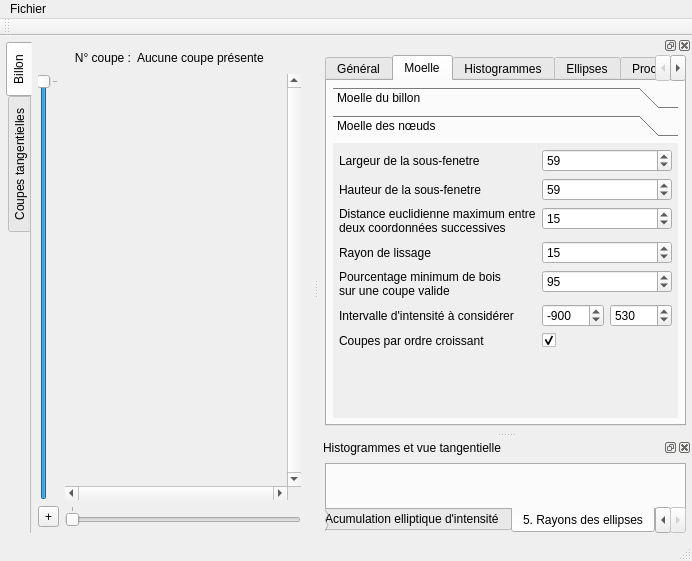
First picture: the form in ui/mainwindow.ui, repository akrah/TKDetection, before the edit.
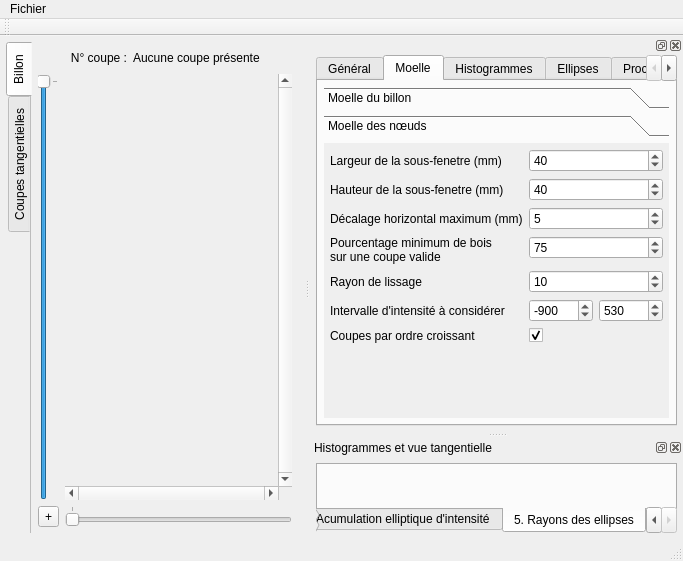
Second picture: the form after the edit. The open tabs and pages were chosen to show the change. Custom widgets are drawn as their Qt base class.

Commit message: -Correction de la detection de la moelle - Correction des largeurs croissantes de zones de nœud - Gestion améliorée des extrapolations - Paramétrage des outils relatifs aux coupes tangentielles

Patch:
```diff
--- a/ui/mainwindow.ui
+++ b/ui/mainwindow.ui
@@ -6,7 +6,7 @@
    <rect>
     <x>0</x>
     <y>0</y>
-    <width>692</width>
+    <width>683</width>
     <height>561</height>
    </rect>
   </property>
@@ -286,8 +286,8 @@
     <rect>
      <x>0</x>
      <y>0</y>
-     <width>692</width>
-     <height>25</height>
+     <width>683</width>
+     <height>29</height>
     </rect>
    </property>
    <widget class="QMenu" name="menuFichier">
@@ -1086,8 +1086,8 @@
              <rect>
               <x>0</x>
               <y>0</y>
-              <width>415</width>
-              <height>253</height>
+              <width>398</width>
+              <height>279</height>
              </rect>
             </property>
             <attribute name="label">
@@ -1100,7 +1100,7 @@
              <item row="0" column="0">
               <widget class="QLabel" name="label_58">
                <property name="text">
-                <string>Largeur de la sous-fenetre</string>
+                <string>Largeur de la sous-fenetre (mm)</string>
                </property>
               </widget>
              </item>
@@ -1113,14 +1113,14 @@
                 <number>200</number>
                </property>
                <property name="value">
-                <number>59</number>
+                <number>40</number>
                </property>
               </widget>
              </item>
              <item row="1" column="0">
               <widget class="QLabel" name="label_16">
                <property name="text">
-                <string>Hauteur de la sous-fenetre</string>
+                <string>Hauteur de la sous-fenetre (mm)</string>
                </property>
               </widget>
              </item>
@@ -1133,15 +1133,14 @@
                 <number>200</number>
                </property>
                <property name="value">
-                <number>59</number>
+                <number>40</number>
                </property>
               </widget>
              </item>
              <item row="2" column="0">
               <widget class="QLabel" name="label_57">
                <property name="text">
-                <string>Distance euclidienne maximum entre
-deux coordonnées successives</string>
+                <string>Décalage horizontal maximum (mm)</string>
                </property>
               </widget>
              </item>
@@ -1151,53 +1150,35 @@
                 <number>100</number>
                </property>
                <property name="value">
-                <number>15</number>
+                <number>5</number>
                </property>
               </widget>
              </item>
-             <item row="3" column="0">
+             <item row="4" column="0">
               <widget class="QLabel" name="label_59">
                <property name="text">
                 <string>Rayon de lissage</string>
                </property>
               </widget>
              </item>
-             <item row="3" column="1">
+             <item row="4" column="1">
               <widget class="QSpinBox" name="_spinPithSmoothingRadius_knot">
                <property name="maximum">
                 <number>50</number>
                </property>
                <property name="value">
-                <number>15</number>
+                <number>10</number>
                </property>
               </widget>
              </item>
-             <item row="4" column="0">
-              <widget class="QLabel" name="label_61">
-               <property name="text">
-                <string>Pourcentage minimum de bois
-sur une coupe valide</string>
-               </property>
-              </widget>
-             </item>
-             <item row="4" column="1">
-              <widget class="QSpinBox" name="_spinPithMinimumWoodPercentage_knot">
-               <property name="maximum">
-                <number>100</number>
-               </property>
-               <property name="value">
-                <number>95</number>
-               </property>
-              </widget>
-             </item>
-             <item row="5" column="0">
+             <item row="6" column="0">
               <widget class="QLabel" name="label_22">
                <property name="text">
                 <string>Intervalle d'intensité à considérer</string>
                </property>
               </widget>
              </item>
-             <item row="5" column="1">
+             <item row="6" column="1">
               <layout class="QHBoxLayout" name="horizontalLayout_6">
                <item>
                 <widget class="QSpinBox" name="_spinPithMinIntensity_knot">
@@ -1227,14 +1208,14 @@
                </item>
               </layout>
              </item>
-             <item row="6" column="0">
+             <item row="7" column="0">
               <widget class="QLabel" name="label_60">
                <property name="text">
                 <string>Coupes par ordre croissant</string>
                </property>
               </widget>
              </item>
-             <item row="6" column="1">
+             <item row="7" column="1">
               <widget class="QCheckBox" name="_chechPithAscendingOrder_knot">
                <property name="text">
                 <string/>
@@ -1244,6 +1225,24 @@
                </property>
               </widget>
              </item>
+             <item row="3" column="0">
+              <widget class="QLabel" name="label_61">
+               <property name="text">
+                <string>Pourcentage minimum de bois
+sur une coupe valide</string>
+               </property>
+              </widget>
+             </item>
+             <item row="3" column="1">
+              <widget class="QSpinBox" name="_spinPithMinimumWoodPercentage_knot">
+               <property name="maximum">
+                <number>100</number>
+               </property>
+               <property name="value">
+                <number>75</number>
+               </property>
+              </widget>
+             </item>
             </layout>
            </widget>
           </widget>
```
Left out of the diff: 138 changed lines with no effect on the pictures. The commit also changes 8 other files.
